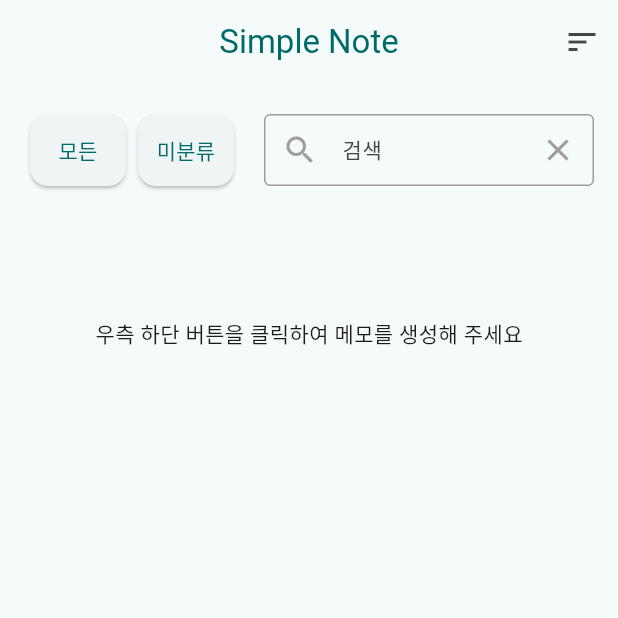
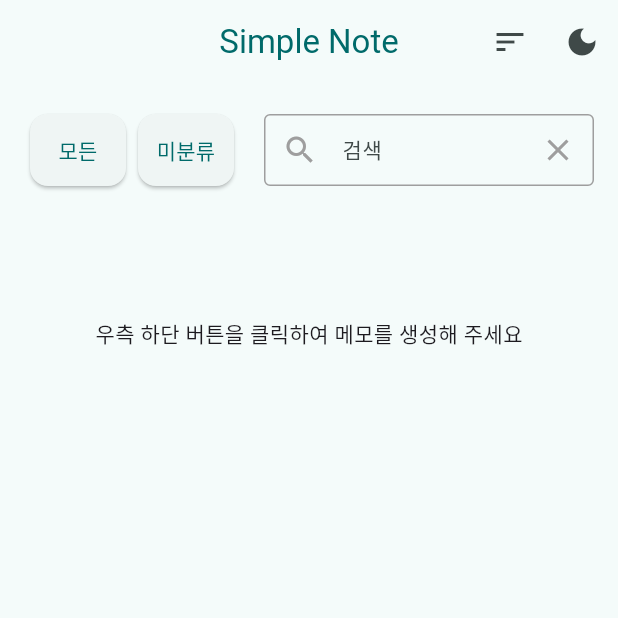
Before and after one commit to MinJaehyun/simple_note, a Flutter app: the screen it shows after launch, on a phone screen of 412 x 824 dp, the top half of it. Run offline on Flutter 3.47's test engine with Material 3 defaults, Android fonts, the phone set to English and light mode, and no system bars; drawn by our look-alikes of curved_navigation_bar; our stand-ins replace google_fonts, hive, hive_flutter, substring_highlight, table_calendar; accounts and stored records are empty.

Commit message:
dark mode: 세부 설정

```diff
--- a/lib/view/widgets/home/appbar/app_bar_sort.dart
+++ b/lib/view/widgets/home/appbar/app_bar_sort.dart
@@ -1,4 +1,5 @@
 import 'package:flutter/material.dart';
+import 'package:hive_flutter/hive_flutter.dart';
 import 'package:simple_note/view/screens/home/my_page.dart';
 
 //ignore: must_be_immutable
@@ -18,6 +19,7 @@ class AppBarSort extends StatefulWidget implements PreferredSizeWidget {
 }
 
 class _AppBarSortState extends State<AppBarSort> {
+  // 메모: 상단 정렬 버튼
   Future popupSort(context) {
     return showDialog(
       context: context,
@@ -78,7 +80,12 @@ class _AppBarSortState extends State<AppBarSort> {
   }
 
   @override
-  PreferredSizeWidget build(BuildContext context) {
+  ValueListenableBuilder<Object?> build(BuildContext context) {
+    return ValueListenableBuilder<Box>(
+      valueListenable: Hive.box('darkModel').listenable(keys: ['darkMode']),
+      builder: (context, box, _) {
+        var darkMode = box.get('darkMode', defaultValue: false);
+
         return AppBar(
           title: Text('Simple Note', style: TextStyle(color: Theme.of(context).colorScheme.primary)),
           centerTitle: true,
@@ -89,7 +96,19 @@ class _AppBarSortState extends State<AppBarSort> {
                 popupSort(context);
               },
             ),
+            IconButton(
+              icon: darkMode ? Icon(Icons.light_mode) : Icon(Icons.dark_mode),
+              onPressed: () {
+                if(darkMode == false) {
+                  box.put('darkMode', true);
+                } else {
+                  box.put('darkMode', false);
+                }
+              },
+            ),
           ],
+        );
+      },
     );
   }
 }
```
Lines whose indentation alone changed are shown as unchanged.
